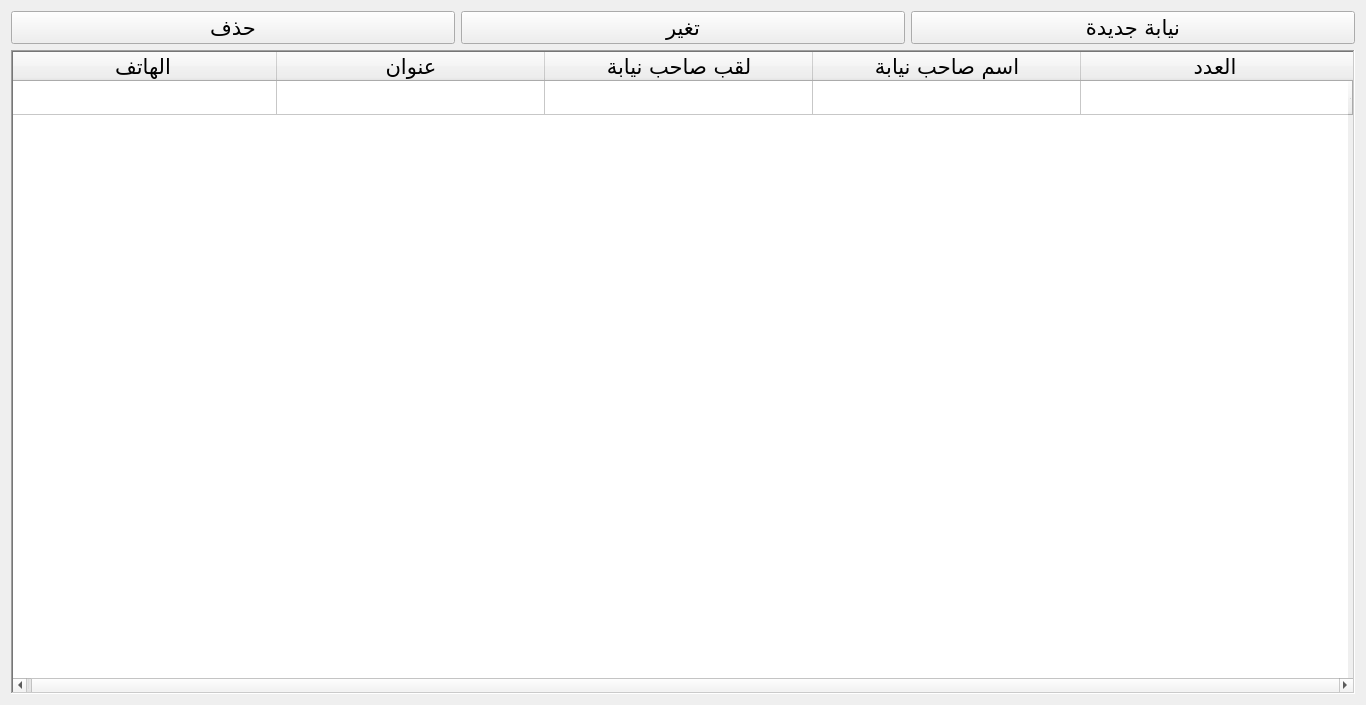
anwer25/Administration_agricole, file UI/Prosecution_offices.ui: the form before one commit.
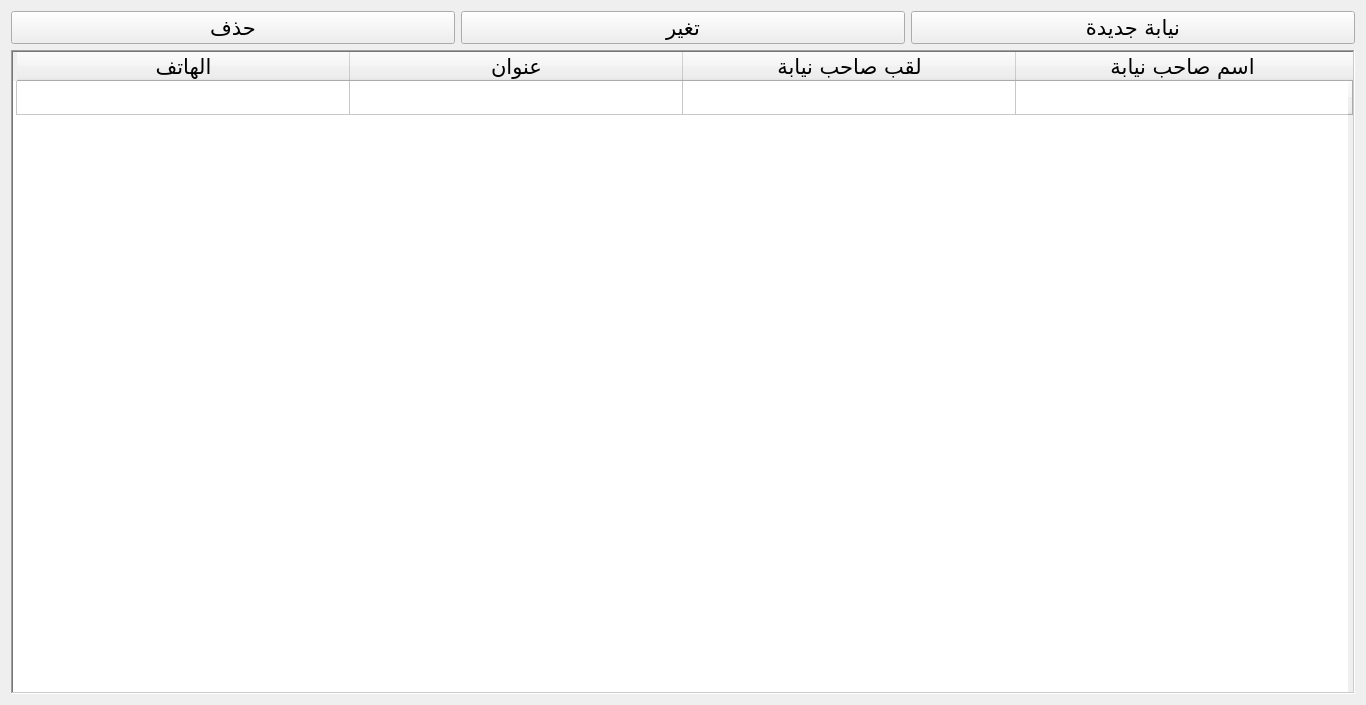
The form after the commit.

Patch:
```diff
--- a/UI/Prosecution_offices.ui
+++ b/UI/Prosecution_offices.ui
@@ -118,7 +118,7 @@
       <bool>true</bool>
      </property>
      <attribute name="horizontalHeaderDefaultSectionSize">
-      <number>268</number>
+      <number>333</number>
      </attribute>
      <row>
       <property name="text">
@@ -130,11 +130,6 @@
        </font>
       </property>
      </row>
-     <column>
-      <property name="text">
-       <string>العدد</string>
-      </property>
-     </column>
      <column>
       <property name="text">
        <string>اسم صاحب نيابة</string>
@@ -175,11 +170,6 @@
        <string/>
       </property>
      </item>
-     <item row="0" column="4">
-      <property name="text">
-       <string/>
-      </property>
-     </item>
     </widget>
    </item>
   </layout>
```
